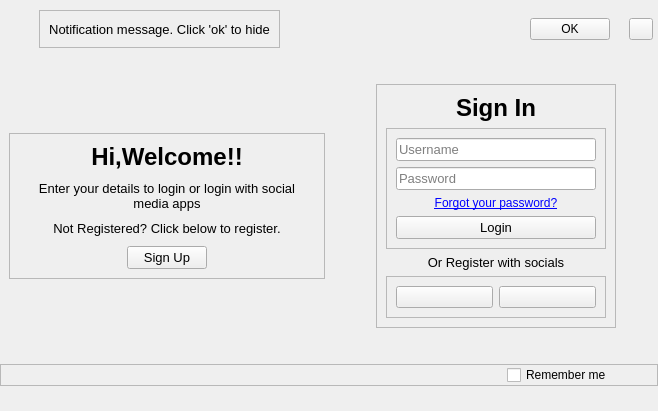
Above: uis/login_interface.ui from OldResolution/Python-Mini_Project before the change. Below: the same form after it.
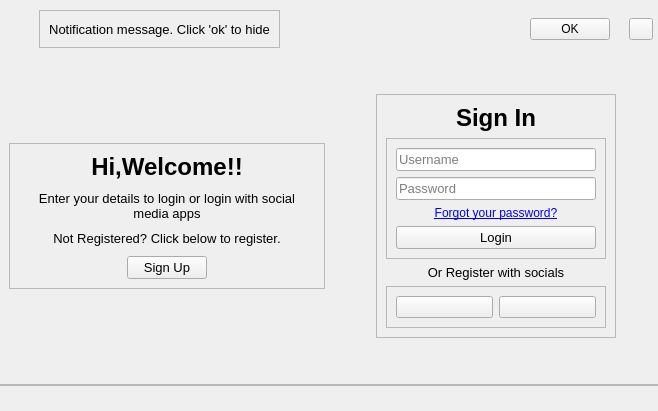
That is the form after the change. Icons and pictures are not drawn. Custom widgets are drawn as their Qt base class.

```diff
--- a/uis/login_interface.ui
+++ b/uis/login_interface.ui
@@ -806,19 +806,6 @@
        <property name="bottomMargin">
         <number>0</number>
        </property>
-       <item alignment="Qt::AlignRight">
-        <widget class="QCustomCheckBox" name="checkBox">
-         <property name="minimumSize">
-          <size>
-           <width>150</width>
-           <height>0</height>
-          </size>
-         </property>
-         <property name="text">
-          <string>Remember me</string>
-         </property>
-        </widget>
-       </item>
       </layout>
      </widget>
     </item>
@@ -832,11 +819,6 @@
    <header>Custom_Widgets.QCustomQStackedWidget.h</header>
    <container>1</container>
   </customwidget>
-  <customwidget>
-   <class>QCustomCheckBox</class>
-   <extends>QCheckBox</extends>
-   <header>Custom_Widgets.QCustomCheckBox.h</header>
-  </customwidget>
   <customwidget>
    <class>QCustomSlideMenu</class>
    <extends>QWidget</extends>
```
Left out of the diff: 4 changed lines with no effect on the pictures.
